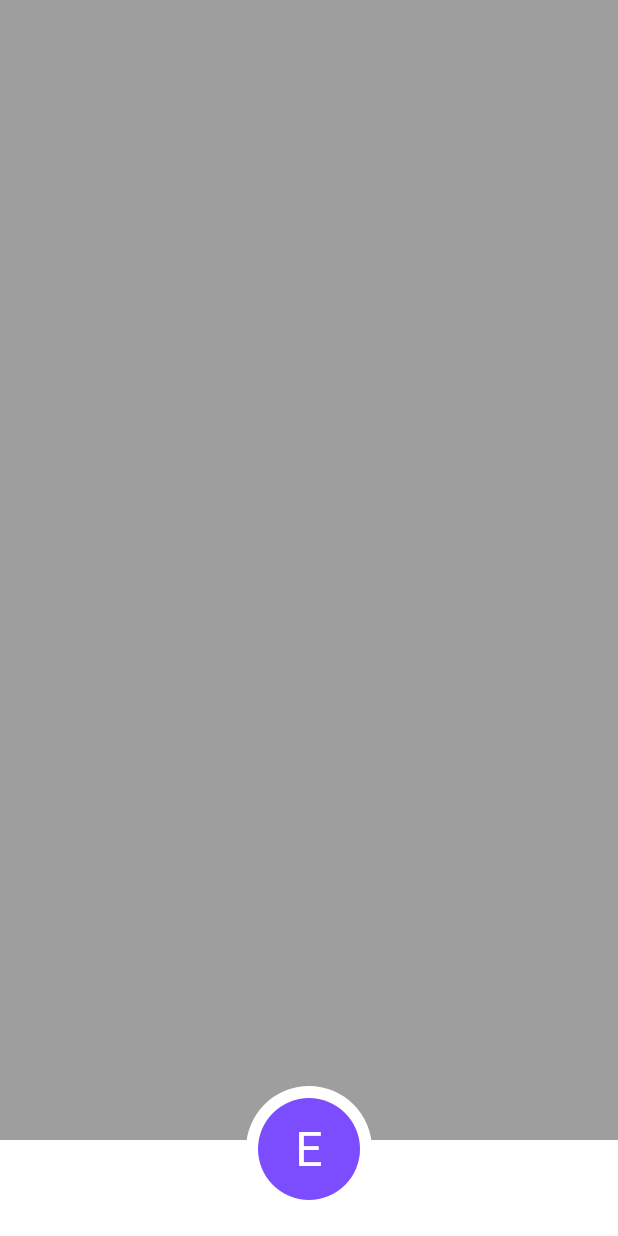
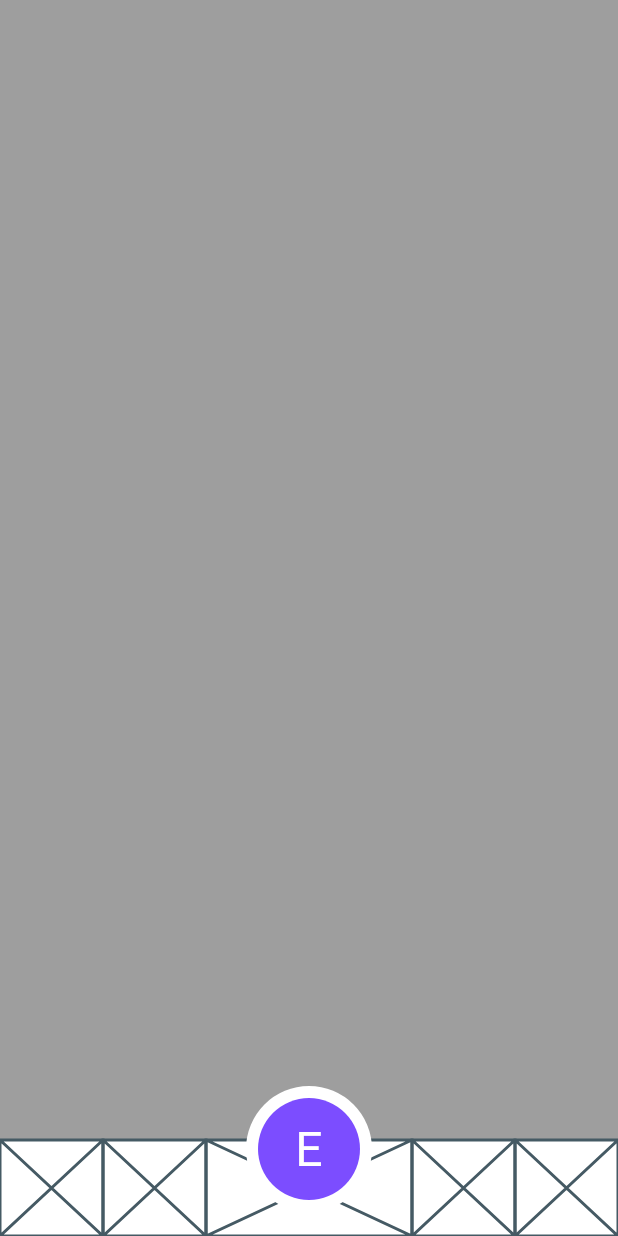
Before and after one commit to JAICHANGPARK/flutter_notebook_18th_story, a Flutter app: the screen it shows after launch, on a phone screen of 412 x 824 dp. Run offline on Flutter 3.47's test engine with Material 2 defaults, Android fonts, the phone set to English and light mode, and no system bars; our stand-ins replace cached_network_image, flutter_riverpod, go_router.

Commit message:
Update food_delivery_home_screen.dart

```diff
--- a/lib/ep1054_food_delivery_app/src/ui/food_delivery_home_screen.dart
+++ b/lib/ep1054_food_delivery_app/src/ui/food_delivery_home_screen.dart
@@ -25,7 +25,13 @@ class _FoodDeliveryHomeScreenState extends State<FoodDeliveryHomeScreen> {
                     color: Colors.white,
                   ),
                   child: Row(
-                    children: [],
+                    children: [
+                      Expanded(child: Placeholder(),flex: 2,),
+                      Expanded(child: Placeholder(), flex: 2,),
+                      Expanded(child: Placeholder(), flex: 4,),
+                      Expanded(child: Placeholder(),flex: 2,),
+                      Expanded(child: Placeholder(),flex: 2,),
+                    ],
                   ),
                 )),
             Positioned(
```
